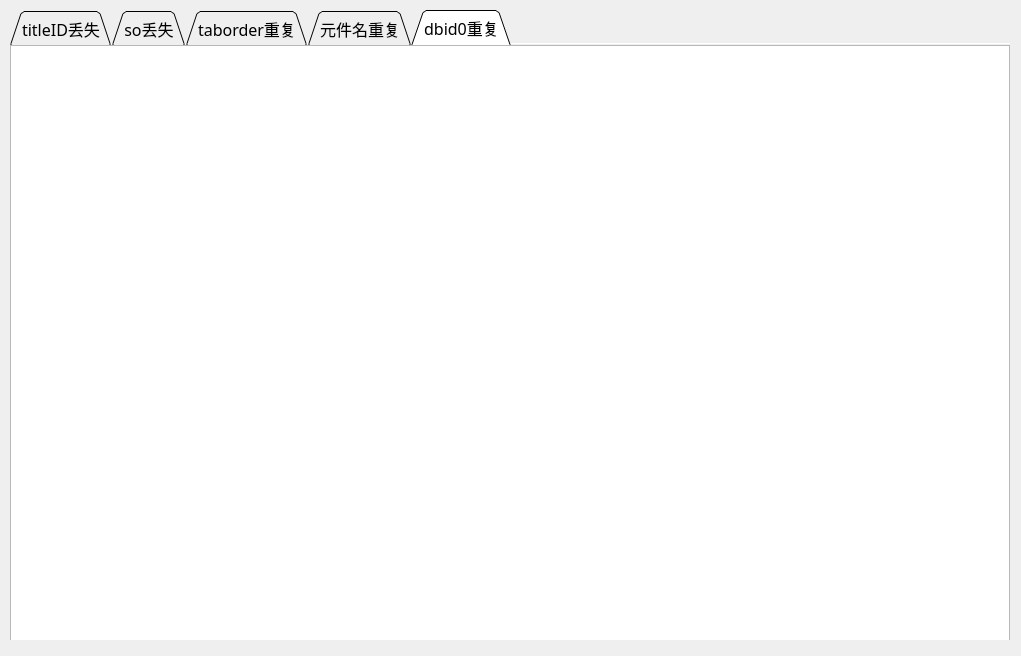
Mucly/HongX-PyQt, file formCheck/checkRstTab.ui: the form before one commit.
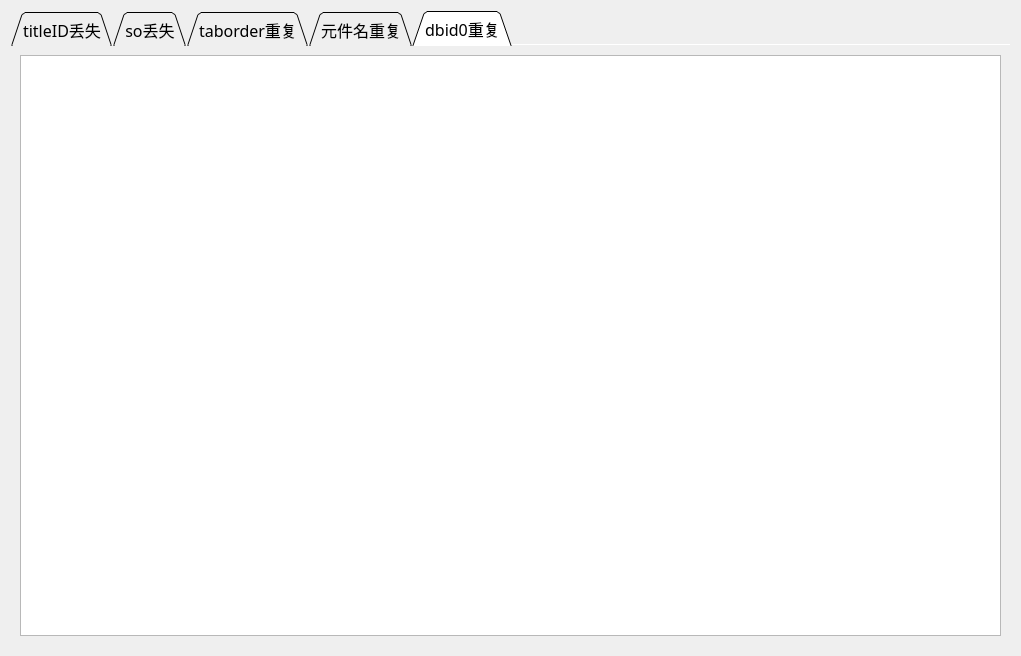
The form after the commit. The open tabs and pages were chosen to show the change.

Commit message: HMI画面脚本验证器 v1.0.0 连续多次进行验证操作，上一次的验证结果不会清空的问题修正

Diff of the .ui file:
```diff
--- a/formCheck/checkRstTab.ui
+++ b/formCheck/checkRstTab.ui
@@ -13,18 +13,12 @@
   <property name="windowTitle">
    <string>验证结果</string>
   </property>
+  <layout class="QGridLayout" name="gridLayout">
+   <item row="0" column="0">
   <widget class="QTabWidget" name="tabWidget">
    <property name="enabled">
     <bool>true</bool>
    </property>
-   <property name="geometry">
-    <rect>
-     <x>10</x>
-     <y>10</y>
-     <width>1000</width>
-     <height>630</height>
-    </rect>
-   </property>
    <property name="font">
     <font>
      <family>微软雅黑</family>
@@ -164,18 +158,15 @@
     <attribute name="title">
      <string>dbid0重复</string>
     </attribute>
-    <widget class="QTableWidget" name="tableWidgetDBID0">
-     <property name="geometry">
-      <rect>
-       <x>0</x>
-       <y>0</y>
-       <width>1000</width>
-       <height>600</height>
-      </rect>
-     </property>
-    </widget>
-   </widget>
-  </widget>
+      <layout class="QGridLayout" name="gridLayout_6">
+       <item row="0" column="0">
+        <widget class="QTableWidget" name="tableWidgetDBID0"/>
+       </item>
+      </layout>
+     </widget>
+    </widget>
+   </item>
+  </layout>
  </widget>
  <resources/>
  <connections/>
```
Left out of the diff: 48 changed lines with no effect on the pictures. Lines whose indentation alone changed are shown as unchanged. The commit also changes 4 other files.
